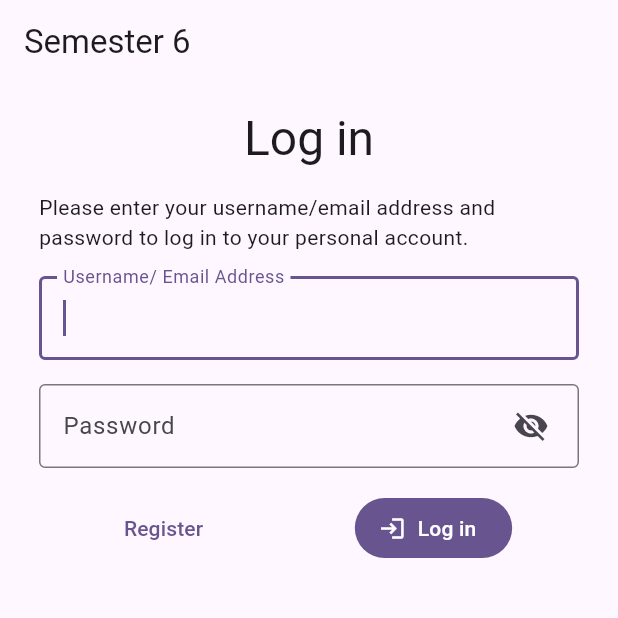
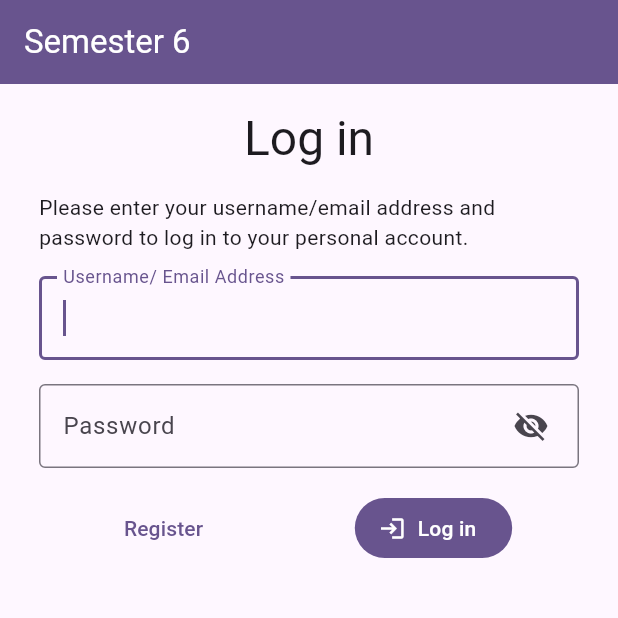
Before and after one commit to Nowaha/assignment_sem6, a Flutter app: the screen it shows after launch, on a phone screen of 412 x 824 dp, the top half of it. Run offline on Flutter 3.47's test engine with Material 3 defaults, Android fonts, the phone set to English and light mode, and no system bars; our stand-ins replace fluttertoast, go_router; missing offline and left inert: bcrypt, mutex; accounts and stored records are empty.

Commit message:
Add color to appbar

```diff
--- a/lib/widgets/screen.dart
+++ b/lib/widgets/screen.dart
@@ -18,7 +18,12 @@ class Screen extends StatelessWidget {
 
   @override
   Widget build(BuildContext context) => Scaffold(
-    appBar: AppBar(title: title, actions: appBarActions),
+    appBar: AppBar(
+      title: title,
+      actions: appBarActions,
+      backgroundColor: Theme.of(context).colorScheme.primary,
+      foregroundColor: Theme.of(context).colorScheme.onPrimary,
+    ),
     body: child,
     floatingActionButton: floatingActionButton,
   );
```
